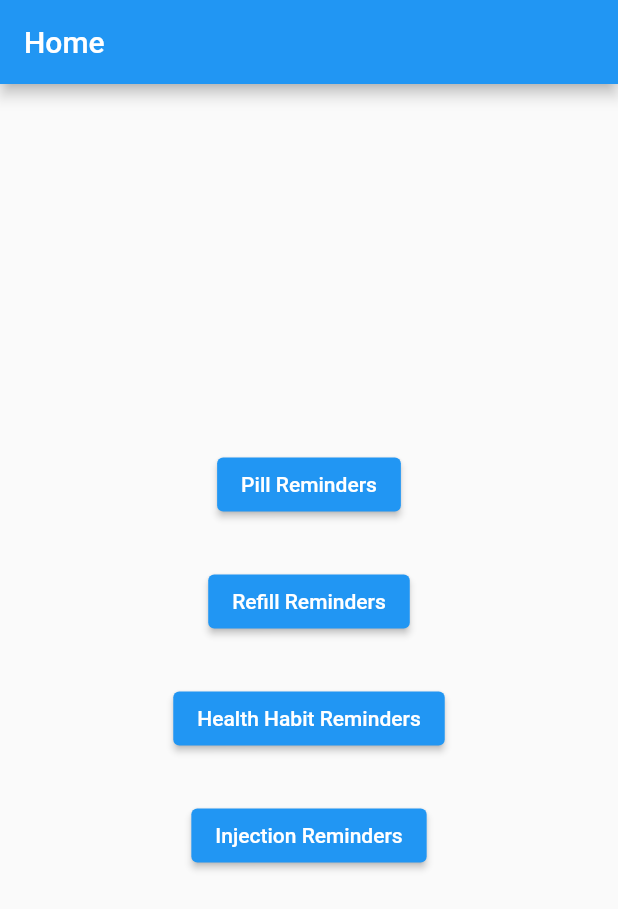
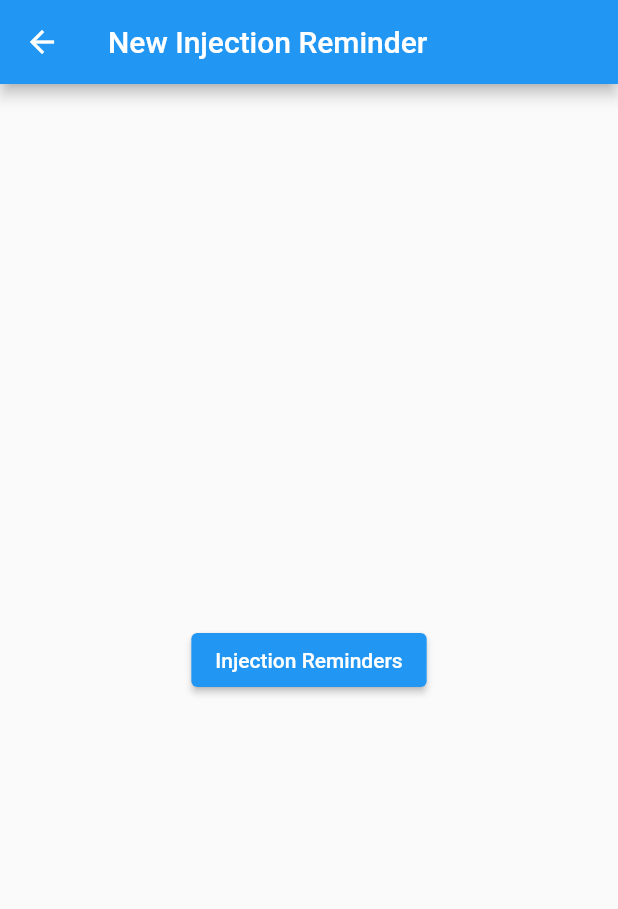
Before and after one commit to aparna-jay/ctse_medicine_reminder_app, a Flutter app: the screen it shows after launch, after a tap on "Injection Reminders", on a phone screen of 412 x 824 dp. Shown: the top 909 px of the screen. Run offline on Flutter 3.47's test engine with Material 2 defaults, Android fonts, the phone set to English and light mode, and no system bars.

Commit message:
create route for injection reminder

```diff
--- a/lib/main.dart
+++ b/lib/main.dart
@@ -1,3 +1,4 @@
+import 'package:ctse_medicine_reminder_app/pages/Injection%20reminders.dart';
 import 'package:ctse_medicine_reminder_app/pages/addPillReminder.dart';
 import 'package:ctse_medicine_reminder_app/pages/reFillReminder.dart';
 import 'package:flutter/material.dart';
@@ -23,7 +24,8 @@ class MyApp extends StatelessWidget {
       routes: {
         Home.routeName: (context) => Home(),
         AddPillReminder.routeName: (context) => AddPillReminder(),
-        RefillReminder.routeName:(context)=> RefillReminder()
+        RefillReminder.routeName:(context)=> RefillReminder(),
+        InjectionReminder.routeName:(context)=> InjectionReminder()
       },
     );
   }
--- /dev/null
+++ b/lib/pages/Injection reminders.dart
@@ -0,0 +1,25 @@
+import 'package:flutter/material.dart';
+
+class  InjectionReminder extends StatelessWidget {
+  static const String routeName = '/newInjectionReminder';
+  const  InjectionReminder({Key? key}) : super(key: key);
+
+  @override
+  Widget build(BuildContext context) {
+    return Scaffold(
+        appBar: AppBar(
+          title: Text("New Injection Reminder"),
+        ),
+        body:Column(
+          mainAxisAlignment: MainAxisAlignment.center,
+          crossAxisAlignment: CrossAxisAlignment.center,
+          children: [
+            SizedBox(width:double.infinity,
+            ),
+            ElevatedButton(onPressed: () {  }, child: Text('Injection Reminders'),
+            ),
+          ],
+        )
+    );
+  }
+}
--- a/lib/pages/home.dart
+++ b/lib/pages/home.dart
@@ -1,6 +1,8 @@
 import 'package:ctse_medicine_reminder_app/pages/addPillReminder.dart';
 import 'package:ctse_medicine_reminder_app/pages/reFillReminder.dart';
 import 'package:flutter/material.dart';
+
+import 'Injection reminders.dart';
 
 class  Home extends StatelessWidget {
   static const String routeName = '/';
@@ -34,7 +36,9 @@ class  Home extends StatelessWidget {
           ),
           SizedBox(height:30
           ),
-          ElevatedButton(onPressed: () {  }, child: Text('Injection Reminders'),
+          ElevatedButton(onPressed: () {
+            Navigator.of(context).pushNamed(InjectionReminder.routeName);
+          }, child: Text('Injection Reminders'),
           ),
 
         ],
```
